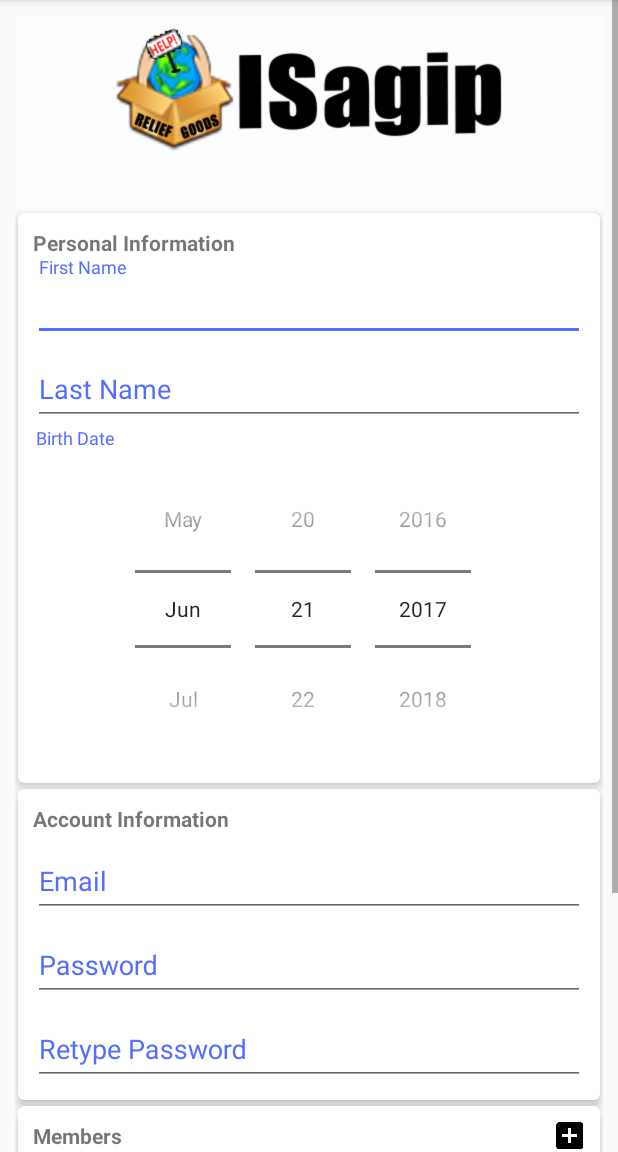
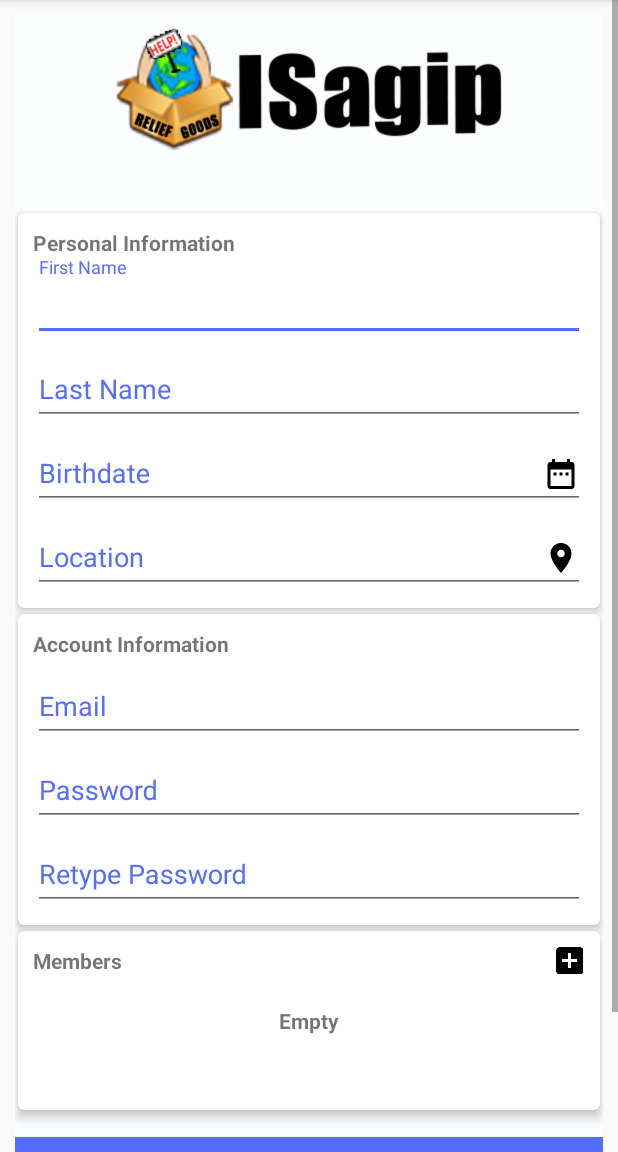
Before and after one commit to nicholaivillegas/isgp, an Android app: the RegisterActivity screen opened directly, with no data from a screen before it, on a phone screen of 412 x 824 dp, the part 84-1236 px from its top. Run offline under Robolectric (Android 15) with nearby library versions, the phone set to English and light mode, and no system bars; our stand-ins replace Firebase (no records; nobody signed in at launch, a user with empty details on screens opened directly), data binding.

Commit message:
update reg

```diff
--- a/app/src/main/java/com/androidapp/isagip/RegisterActivity.java
+++ b/app/src/main/java/com/androidapp/isagip/RegisterActivity.java
@@ -13,6 +13,7 @@ import android.text.TextUtils;
 import android.view.LayoutInflater;
 import android.view.View;
 import android.view.ViewGroup;
+import android.view.WindowManager;
 import android.view.inputmethod.InputMethodManager;
 import android.widget.Button;
 import android.widget.EditText;
@@ -22,12 +23,18 @@ import android.widget.Toast;
 import com.androidapp.isagip.adapter.MemberListAdapter;
 import com.androidapp.isagip.databinding.ActivityRegisterBinding;
 import com.androidapp.isagip.databinding.DialogAddMemberBinding;
+import com.androidapp.isagip.databinding.DialogDatePickerBinding;
 import com.google.android.gms.tasks.OnCompleteListener;
 import com.google.android.gms.tasks.Task;
 import com.google.firebase.auth.AuthResult;
 import com.google.firebase.auth.FirebaseAuth;
 
+import java.text.ParseException;
+import java.text.SimpleDateFormat;
 import java.util.ArrayList;
+import java.util.Calendar;
+import java.util.Date;
+import java.util.Locale;
 
 public class RegisterActivity extends AppCompatActivity implements View.OnClickListener, MemberListAdapter.iMemberList {
 
@@ -37,6 +44,7 @@ public class RegisterActivity extends AppCompatActivity implements View.OnClickL
     private FirebaseAuth auth;
     private ActivityRegisterBinding binder;
     private Dialog dialog;
+    private Dialog dialog2;
     private MemberListAdapter adapter;
 
     @Override
@@ -54,15 +62,19 @@ public class RegisterActivity extends AppCompatActivity implements View.OnClickL
         progressBar = (ProgressBar) findViewById(R.id.progressBar);
 
         binder.imgbuttonAddMember.setOnClickListener(this);
+        binder.editBirthday.setOnClickListener(this);
         btnSignIn.setOnClickListener(this);
         btnRegister.setOnClickListener(this);
 
         initDialogAdd();
+        initDialogDate();
 
         adapter = new MemberListAdapter(this);
         binder.recyclerviewMemberList.setAdapter(adapter);
         binder.recyclerviewMemberList.setLayoutManager(new LinearLayoutManager(this));
-
+        getWindow().setSoftInputMode(
+                WindowManager.LayoutParams.SOFT_INPUT_STATE_ALWAYS_HIDDEN
+        );
     }
 
     public void initDialogAdd() {
@@ -94,6 +106,42 @@ public class RegisterActivity extends AppCompatActivity implements View.OnClickL
         dialog.setTitle("Add Member");
     }
 
+    public void initDialogDate() {
+        final SimpleDateFormat format = new SimpleDateFormat("MM/dd/yyyy", Locale.getDefault());
+        final Calendar bdate = Calendar.getInstance();
+        if (binder.editBirthday.getText().length() > 0){
+            try {
+                bdate.setTime(format.parse(binder.editBirthday.getText().toString()));
+            } catch (ParseException e) {
+                e.printStackTrace();
+            }
+        }
+        dialog2 = new Dialog(this);
+        final DialogDatePickerBinding dialogBinding = DataBindingUtil.inflate(
+                LayoutInflater.from(this),
+                R.layout.dialog_date_picker,
+                (ViewGroup) binder.getRoot(),
+                false
+        );
+        dialog2.setContentView(dialogBinding.getRoot());
+        dialog2.setTitle("Date picker");
+        dialogBinding.datepickerBirthday.updateDate(
+                bdate.get(Calendar.YEAR),
+                bdate.get(Calendar.MONTH),
+                bdate.get(Calendar.DAY_OF_MONTH)
+        );
+        dialogBinding.buttonOk.setOnClickListener(new View.OnClickListener() {
+            @Override
+            public void onClick(View v) {
+                bdate.set(Calendar.YEAR,dialogBinding.datepickerBirthday.getYear());
+                bdate.set(Calendar.MONTH,dialogBinding.datepickerBirthday.getMonth());
+                bdate.set(Calendar.DAY_OF_MONTH,dialogBinding.datepickerBirthday.getDayOfMonth());
+                binder.editBirthday.setText(format.format(bdate.getTime()));
+                dialog2.hide();
+            }
+        });
+    }
+
     @Override
     public void onClick(View v) {
         switch (v.getId()) {
@@ -106,17 +154,17 @@ public class RegisterActivity extends AppCompatActivity implements View.OnClickL
 
                 if (TextUtils.isEmpty(email)) {
                     Toast.makeText(getApplicationContext(), "Enter email address!", Toast.LENGTH_SHORT).show();
-                    return;
+                    break;
                 }
 
                 if (TextUtils.isEmpty(password)) {
                     Toast.makeText(getApplicationContext(), "Enter password!", Toast.LENGTH_SHORT).show();
-                    return;
+                    break;
                 }
 
                 if (password.length() < 6) {
                     Toast.makeText(getApplicationContext(), "Password too short, enter minimum 6 characters!", Toast.LENGTH_SHORT).show();
-                    return;
+                    break;
                 }
 
                 progressBar.setVisibility(View.VISIBLE);
@@ -127,7 +175,7 @@ public class RegisterActivity extends AppCompatActivity implements View.OnClickL
                                 Toast.makeText(RegisterActivity.this, "createUserWithEmail:onComplete:" + task.isSuccessful(), Toast.LENGTH_SHORT).show();
                                 progressBar.setVisibility(View.GONE);
                                 if (!task.isSuccessful()) {
-                                    Toast.makeText(RegisterActivity.this, "Authentication failed." + task.getException(),
+                                    Toast.makeText(RegisterActivity.this, "Authentication failed. " + task.getException(),
                                             Toast.LENGTH_SHORT).show();
                                 } else {
                                     finish();
@@ -137,20 +185,19 @@ public class RegisterActivity extends AppCompatActivity implements View.OnClickL
                         });
                 break;
             case R.id.imgbutton_add_member:
+                binder.linearlayoutRegisterContainer.clearFocus();
+                dialog.show();
 
-                dialog.show();
+                break;
+            case R.id.edit_birthday:
                 binder.linearlayoutRegisterContainer.clearFocus();
+                dialog2.show();
                 break;
         }
     }
 
     @Override
     public void onItemChange() {
-        View view = this.getCurrentFocus();
-        if (view != null) {
-            InputMethodManager imm = (InputMethodManager)getSystemService(Context.INPUT_METHOD_SERVICE);
-            imm.hideSoftInputFromWindow(view.getWindowToken(), 0);
-        }
         if (adapter.getItemCount() > 0){
             binder.tvLabel.setText("Members : ".concat(String.valueOf(adapter.getItemCount())));
             binder.textviewEmptyList.setVisibility(View.GONE);
--- a/app/src/main/res/layout/activity_register.xml
+++ b/app/src/main/res/layout/activity_register.xml
@@ -90,8 +90,41 @@
                                 android:textColorHint="@color/colorPrimary" />
 
                         </android.support.design.widget.TextInputLayout>
+                        <android.support.design.widget.TextInputLayout
+                            android:layout_width="match_parent"
+                            android:layout_height="wrap_content"
+                            android:textColorHint="@color/colorAccent">
 
-                        <TextView
+                            <EditText
+                                android:id="@+id/edit_birthday"
+                                android:layout_width="match_parent"
+                                android:layout_height="wrap_content"
+                                android:hint="Birthdate"
+                                android:inputType="textCapWords"
+                                android:maxLines="1"
+                                android:textColor="@color/colorPrimary"
+                                android:textColorHint="@color/colorPrimary"
+                                android:drawableRight="@drawable/ic_date_range_black_24dp"/>
+
+                        </android.support.design.widget.TextInputLayout>
+                        <android.support.design.widget.TextInputLayout
+                            android:layout_width="match_parent"
+                            android:layout_height="wrap_content"
+                            android:textColorHint="@color/colorAccent">
+
+                            <EditText
+                                android:id="@+id/edit_location"
+                                android:layout_width="match_parent"
+                                android:layout_height="wrap_content"
+                                android:hint="Location"
+                                android:inputType="textCapWords"
+                                android:maxLines="1"
+                                android:textColor="@color/colorPrimary"
+                                android:textColorHint="@color/colorPrimary"
+                                android:drawableRight="@drawable/ic_location_on_black_24dp"/>
+
+                        </android.support.design.widget.TextInputLayout>
+                        <!-- <TextView
                             android:layout_width="match_parent"
                             android:layout_height="wrap_content"
                             android:layout_marginLeft="2dp"
@@ -99,11 +132,25 @@
                             android:textColor="@color/colorAccent"
                             android:textSize="12sp" />
 
-                        <DatePicker
+                       <LinearLayout
+                            android:layout_width="match_parent"
+                            android:layout_height="wrap_content"
+                            android:orientation="horizontal">
+                            <EditText
+                                android:layout_width="match_parent"
+                                android:layout_height="wrap_content"
+                                android:drawableRight="@drawable/ic_date_range_black_24dp"/>
+                            <ImageButton
+                                android:layout_width="wrap_content"
+                                android:layout_height="wrap_content"
+                                android:src="@drawable/ic_date_range_black_24dp"/>
+                        </LinearLayout>-->
+
+                        <!--<DatePicker
                             android:layout_width="match_parent"
                             android:layout_height="wrap_content"
                             android:calendarViewShown="false"
-                            android:datePickerMode="spinner" />
+                            android:datePickerMode="spinner" />-->
                     </LinearLayout>
                 </android.support.v7.widget.CardView>
 
```
Also changed, not shown: app/src/main/res/layout/dialog_date_picker.xml (added, +65 -0 lines), app/src/main/res/drawable-hdpi/ic_date_range_black_24dp.png (added), app/src/main/res/drawable-hdpi/ic_location_on_black_24dp.png (added), app/src/main/res/drawable-mdpi/ic_date_range_black_24dp.png (added), app/src/main/res/drawable-mdpi/ic_location_on_black_24dp.png (added), app/src/main/res/drawable-xhdpi/ic_date_range_black_24dp.png (added), app/src/main/res/drawable-xhdpi/ic_location_on_black_24dp.png (added), app/src/main/res/drawable-xxhdpi/ic_date_range_black_24dp.png (added), app/src/main/res/drawable-xxhdpi/ic_location_on_black_24dp.png (added), app/src/main/res/drawable-xxxhdpi/ic_date_range_black_24dp.png (added), app/src/main/res/drawable-xxxhdpi/ic_location_on_black_24dp.png (added), 1 other file.
